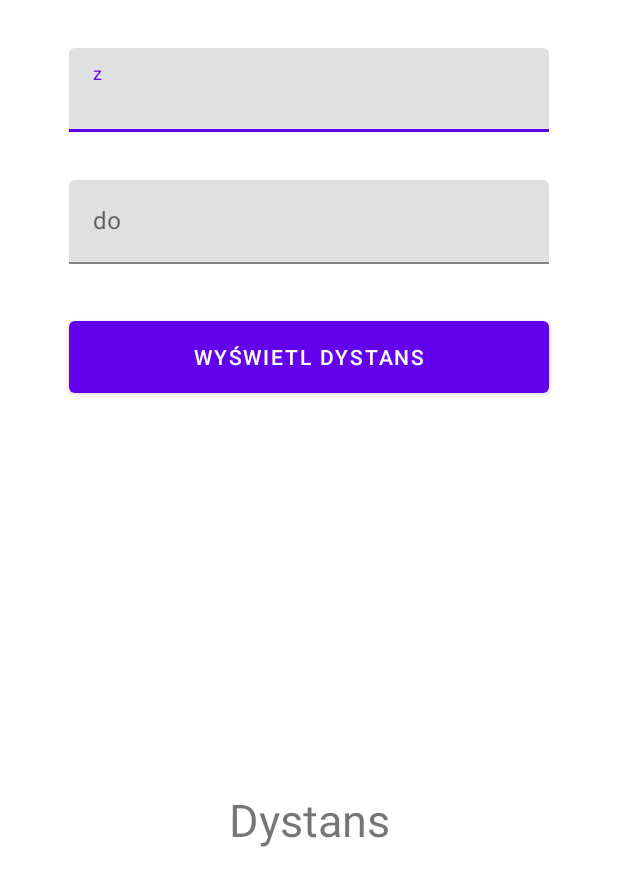
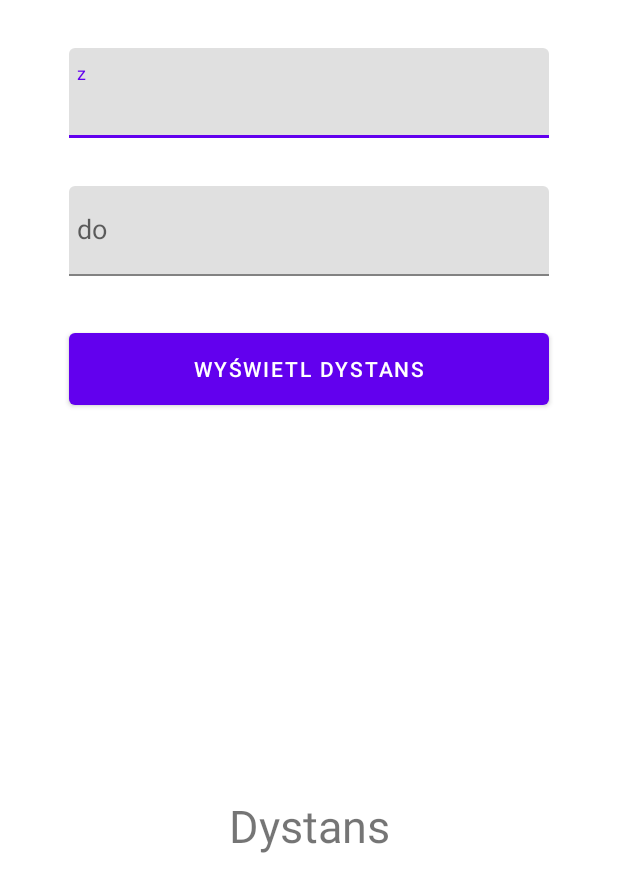
Before and after one commit to GulderBone/Koleo, an Android app: the screen it shows after launch (MainActivity), on a phone screen of 412 x 824 dp. Shown: the top 892 px of the screen. Run offline under Robolectric (Android 15) with nearby library versions, the phone set to English and light mode, and no system bars; our stand-ins replace Volley; network calls fail.

Commit message:
Caching, auto-complete and hiding keyboard after search added.

```diff
--- /dev/null
+++ b/app/src/main/java/com/gulderbone/koleo/ApiRequestCallback.kt
@@ -0,0 +1,5 @@
+package com.gulderbone.koleo
+
+interface ApiRequestCallback {
+    fun onSuccess()
+}
--- a/app/src/main/java/com/gulderbone/koleo/MainActivity.kt
+++ b/app/src/main/java/com/gulderbone/koleo/MainActivity.kt
@@ -1,14 +1,12 @@
 package com.gulderbone.koleo
 
+import android.app.Activity
 import android.location.Location
 import android.os.Bundle
+import android.view.View
+import android.view.inputmethod.InputMethodManager
+import android.widget.ArrayAdapter
 import androidx.appcompat.app.AppCompatActivity
-import com.android.volley.Request
-import com.android.volley.Response
-import com.android.volley.toolbox.StringRequest
-import com.android.volley.toolbox.Volley
-import com.google.gson.Gson
-import com.google.gson.reflect.TypeToken
 import com.gulderbone.koleo.models.Station
 import kotlinx.android.synthetic.main.activity_main.*
 
@@ -17,46 +15,41 @@ class MainActivity : AppCompatActivity() {
         super.onCreate(savedInstanceState)
         setContentView(R.layout.activity_main)
 
-        val gson = Gson()
-        val type = object : TypeToken<Array<Station>>() {}.type
+        val stationsDao = StationsDao(this)
+        stationsDao.getStationsData(object : ApiRequestCallback {
+            override fun onSuccess() {
+                enableAutoComplete(stationsDao)
+            }
+        })
 
-        val queue = Volley.newRequestQueue(this)
-        val url = "https://koleo.pl/api/v2/main/stations"
-
-        lateinit var stations: Array<Station>
-
-        val stringRequest = object : StringRequest(Request.Method.GET, url,
-            Response.Listener<String> { response ->
-                stations = gson.fromJson(response, type)
-
-                stations.forEach {
-                    println(it.name)
-                }
-            },
-            Response.ErrorListener { println("REQUEST FAILED") }) {
-            override fun getHeaders(): MutableMap<String, String> {
-                val headers = HashMap<String, String>()
-                headers["X-KOLEO-Version"] = "1"
-                return headers
+        calculateDistanceButton.setOnClickListener {
+            hideKeyboard()
+            showDistance(stationsDao)
         }
     }
-        queue.add(stringRequest)
 
-        find.setOnClickListener {
+    private fun enableAutoComplete(dao: StationsDao) {
+        val adapter = ArrayAdapter(this,
+            android.R.layout.simple_list_item_1,
+            dao.stations.sortedByDescending { it.hits }.map { it.name })
+        fromStationTextView.setAdapter(adapter)
+        toStationTextView.setAdapter(adapter)
+    }
+
+    private fun showDistance(dao: StationsDao) {
         val fromStationText = fromStationInput.editText?.text.toString()
         val toStationText = toStationInput.editText?.text.toString()
-            val fromStation = stations.firstOrNull {
+        val fromStation = dao.stations.firstOrNull {
             it.name == fromStationText
         }
-            val toStation = stations.firstOrNull {
+        val toStation = dao.stations.firstOrNull {
             it.name == toStationText
         }
         if (fromStation != null && toStation != null) {
             val distance = calculateDistanceBetweenStations(fromStation, toStation)
-                distanceTextView.text = String.format("%.2f", distance) + " km"
+            distanceTextView.text = "${String.format("%.2f", distance)} km"
         } else {
-                distanceTextView.text = "wiel błąd"
-            }
+            distanceTextView.text = getString(R.string.stationNotFound)
         }
     }
 
@@ -71,4 +64,14 @@ class MainActivity : AppCompatActivity() {
 
         return stationALocation.distanceTo(stationBLocation).toDouble() / 1000 // m -> km
     }
+
+    private fun Activity.hideKeyboard() {
+        hideKeyboard(currentFocus ?: View(this))
     }
+
+    private fun hideKeyboard(view: View) {
+        val inputMethodManager =
+            getSystemService(Activity.INPUT_METHOD_SERVICE) as InputMethodManager
+        inputMethodManager.hideSoftInputFromWindow(view.windowToken, 0)
+    }
+}
--- /dev/null
+++ b/app/src/main/java/com/gulderbone/koleo/StationsDao.kt
@@ -0,0 +1,91 @@
+package com.gulderbone.koleo
+
+import android.content.Context
+import android.content.SharedPreferences
+import com.android.volley.Response
+import com.android.volley.toolbox.StringRequest
+import com.android.volley.toolbox.Volley
+import com.google.gson.Gson
+import com.google.gson.reflect.TypeToken
+import com.gulderbone.koleo.models.Station
+import java.io.File
+import java.lang.reflect.Type
+import java.time.Instant
+
+class StationsDao(context: Context) {
+
+    lateinit var stations: Array<Station>
+
+    val stationsArrayType: Type = object : TypeToken<Array<Station>>() {}.type
+    private val stationsFilename = "stations.json"
+
+    private val updateTimePreference = "updateTime"
+    private val cacheTtl = 24 * 60 * 60 // 24h
+
+    private val stationsDataFile: File
+    private val preferences: SharedPreferences =
+        context.getSharedPreferences("cache", Context.MODE_PRIVATE)
+    private val gson: Gson = Gson()
+    private val requestQueue = Volley.newRequestQueue(context)
+
+    init {
+        stationsDataFile = File(context.filesDir, stationsFilename)
+    }
+
+
+    fun getStationsData(callback: ApiRequestCallback) {
+        if (!stationsDataFile.exists() || shouldUpdateData()) {
+            getStationsDataFromApi(callback)
+        } else {
+            getStationsDataFromCachedFile(callback)
+        }
+    }
+
+    private fun updateCacheExpirationTime() {
+        with(preferences.edit()) {
+            putLong(updateTimePreference, Instant.now().epochSecond)
+            commit()
+        }
+    }
+
+    private fun shouldUpdateData(): Boolean {
+        if (preferences.contains(updateTimePreference)) {
+            val lastUpdateTime = preferences.getLong(updateTimePreference, 0)
+            if (lastUpdateTime != 0L) {
+                val updateTimeDifference = Instant.now().epochSecond - lastUpdateTime
+                return updateTimeDifference > cacheTtl
+            }
+        }
+        return false
+    }
+
+    private fun saveStationsData(stationsData: String) {
+        stationsDataFile.writeText(stationsData)
+    }
+
+    private fun getStationsDataFromApi(callback: ApiRequestCallback) {
+        val url = "https://koleo.pl/api/v2/main/stations"
+
+        val stringRequest = object : StringRequest(
+            Method.GET, url,
+            Response.Listener<String> { response ->
+                stations = gson.fromJson(response, stationsArrayType)
+                saveStationsData(response)
+                updateCacheExpirationTime()
+                callback.onSuccess()
+            },
+            Response.ErrorListener { println("REQUEST FAILED") }) {
+            override fun getHeaders(): MutableMap<String, String> {
+                val headers = HashMap<String, String>()
+                headers["X-KOLEO-Version"] = "1"
+                return headers
+            }
+        }
+        requestQueue.add(stringRequest)
+    }
+
+    private fun getStationsDataFromCachedFile(callback: ApiRequestCallback) {
+        stations = gson.fromJson(stationsDataFile.readText(), stationsArrayType)
+        callback.onSuccess()
+    }
+}
--- a/app/src/main/res/layout/activity_main.xml
+++ b/app/src/main/res/layout/activity_main.xml
@@ -11,14 +11,16 @@
         android:layout_width="320dp"
         android:layout_height="wrap_content"
         android:layout_marginTop="32dp"
-        android:hint="@string/fromStationText"
         app:layout_constraintEnd_toEndOf="parent"
         app:layout_constraintStart_toStartOf="parent"
         app:layout_constraintTop_toTopOf="parent">
 
-        <com.google.android.material.textfield.TextInputEditText
+        <AutoCompleteTextView
+            android:id="@+id/fromStationTextView"
             android:layout_width="match_parent"
-            android:layout_height="wrap_content" />
+            android:layout_height="60dp"
+            android:hint="@string/fromStationText"
+            android:padding="5dp" />
     </com.google.android.material.textfield.TextInputLayout>
 
     <com.google.android.material.textfield.TextInputLayout
@@ -27,19 +29,21 @@
         android:layout_width="320dp"
         android:layout_height="wrap_content"
         android:layout_marginTop="32dp"
-        android:hint="@string/toStationText"
         app:boxBackgroundMode="filled"
         app:layout_constraintEnd_toEndOf="parent"
         app:layout_constraintStart_toStartOf="parent"
         app:layout_constraintTop_toBottomOf="@+id/fromStationInput">
 
-        <com.google.android.material.textfield.TextInputEditText
+        <AutoCompleteTextView
+            android:id="@+id/toStationTextView"
             android:layout_width="match_parent"
-            android:layout_height="wrap_content" />
+            android:layout_height="60dp"
+            android:hint="@string/toStationText"
+            android:padding="5dp" />
     </com.google.android.material.textfield.TextInputLayout>
 
     <Button
-        android:id="@+id/find"
+        android:id="@+id/calculateDistanceButton"
         android:layout_width="320dp"
         android:layout_height="60dp"
         android:layout_marginTop="32dp"
@@ -53,11 +57,12 @@
         android:id="@+id/distanceTextView"
         android:layout_width="wrap_content"
         android:layout_height="wrap_content"
-        android:text="Dystans"
+        android:text="@string/distance"
+        android:textAlignment="center"
         android:textSize="30sp"
         app:layout_constraintBottom_toBottomOf="parent"
         app:layout_constraintEnd_toEndOf="parent"
         app:layout_constraintStart_toStartOf="parent"
-        app:layout_constraintTop_toBottomOf="@+id/find" />
+        app:layout_constraintTop_toBottomOf="@+id/calculateDistanceButton" />
 
 </androidx.constraintlayout.widget.ConstraintLayout>
--- a/app/src/main/res/values/strings.xml
+++ b/app/src/main/res/values/strings.xml
@@ -3,4 +3,6 @@
     <string name="showDistanceText">Wyświetl dystans</string>
     <string name="toStationText">do</string>
     <string name="fromStationText">z</string>
+    <string name="stationNotFound">Nie rozpoznano podanej stacji</string>
+    <string name="distance">Dystans</string>
 </resources>
```
Also changed, not shown: app/src/main/java/com/gulderbone/koleo/models/Station.kt (+7 -4 lines). Lines whose indentation alone changed are shown as unchanged.
